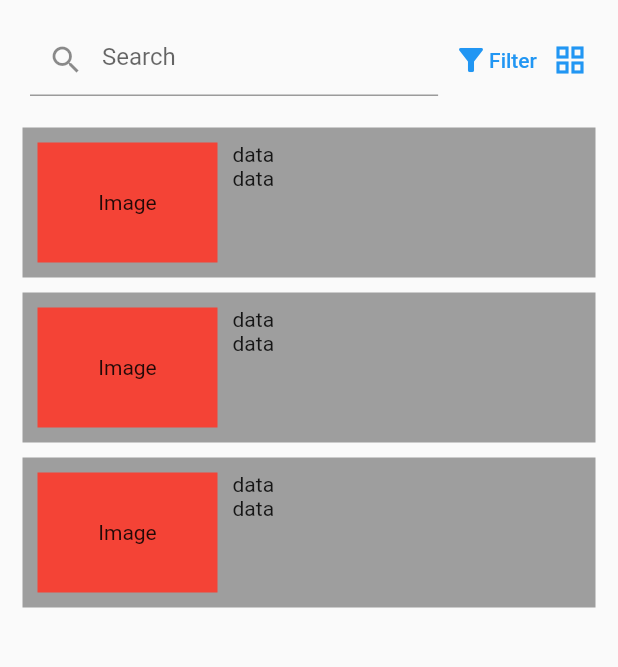
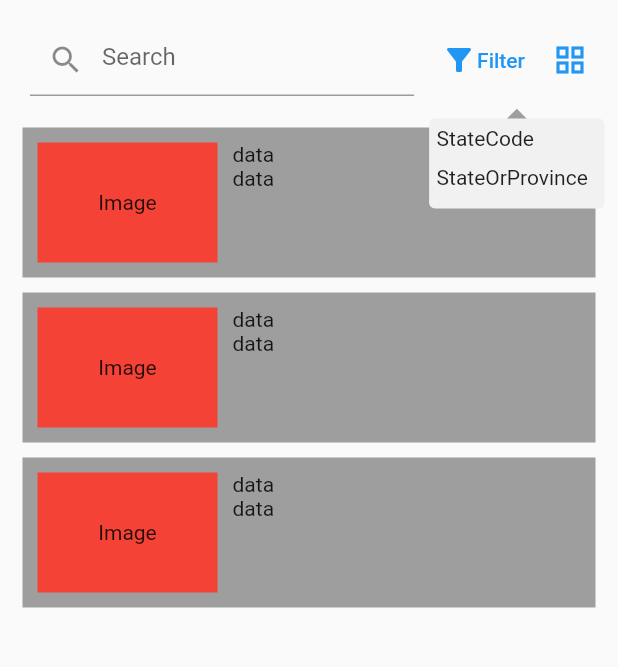
Before and after one commit to jabransiddiqui/RentReady-Flutter, a Flutter app: the screen it shows after launch, after a tap on "Filter", on a phone screen of 412 x 824 dp, the part 84-751 px from its top. Run offline on Flutter 3.47's test engine with Material 2 defaults, Android fonts, the phone set to English and light mode, and no system bars.

Commit message:
custom dropdown

```diff
--- a/lib/presentation/app/pages/home/views/home.screen.dart
+++ b/lib/presentation/app/pages/home/views/home.screen.dart
@@ -1,5 +1,6 @@
 import 'package:flutter/material.dart';
 import 'package:taskapp/presentation/presentation.dart';
+import 'package:taskapp/presentation/widgets/dropdown/dropwndown.widget.dart';
 
 class HomeScreen extends StatefulWidget {
   const HomeScreen({super.key, required this.title});
@@ -37,17 +38,11 @@ class _HomeScreenState extends State<HomeScreen> {
                   const SizedBox(
                     width: 10,
                   ),
-                  TextButton(
-                    style: TextButton.styleFrom(
-                      minimumSize: Size.zero,
-                      padding: EdgeInsets.zero,
-                      tapTargetSize: MaterialTapTargetSize.shrinkWrap,
-                    ),
-                    child: Row(children: const [
-                      Icon(Icons.filter_alt),
-                      Text("Filter")
-                    ]),
-                    onPressed: () {},
+                  DropdownWidget(
+                    itemList: const ["StateCode", "StateOrProvince"],
+                    onChange: (index) {
+                      print(index);
+                    },
                   ),
                   const SizedBox(
                     width: 10,
--- /dev/null
+++ b/lib/presentation/widgets/dropdown/dropwndown.widget.dart
@@ -0,0 +1,138 @@
+import 'package:flutter/material.dart';
+import 'package:taskapp/utils/utils.dart';
+
+class DropdownWidget extends StatefulWidget {
+  final List<String> itemList;
+  final BorderRadius? borderRadius;
+  final Color backgroundColor;
+  final Color iconColor;
+  final ValueChanged<int> onChange;
+
+  const DropdownWidget(
+      {Key? key,
+      required this.itemList,
+      this.borderRadius,
+      required this.onChange,
+      this.backgroundColor = Colors.white,
+      this.iconColor = Colors.black})
+      : super(key: key);
+  @override
+  State<DropdownWidget> createState() => _DropdownWidgetState();
+}
+
+class _DropdownWidgetState extends State<DropdownWidget> {
+  late GlobalKey _key;
+  bool isMenuOpen = false;
+  late Offset buttonPosition;
+  late Size buttonSize;
+  late OverlayEntry _overlayEntry;
+  late BorderRadius _borderRadius;
+
+  @override
+  void initState() {
+    _borderRadius = widget.borderRadius ?? BorderRadius.circular(4);
+    _key = LabeledGlobalKey("button_icon");
+    super.initState();
+  }
+
+  @override
+  void dispose() {
+    super.dispose();
+  }
+
+  findButton() {
+    RenderBox renderBox = _key.currentContext!.findRenderObject()! as RenderBox;
+    buttonSize = renderBox.size;
+    buttonPosition = renderBox.localToGlobal(Offset.zero);
+  }
+
+  void closeMenu() {
+    _overlayEntry.remove();
+    isMenuOpen = !isMenuOpen;
+  }
+
+  void openMenu() {
+    findButton();
+    _overlayEntry = _overlayEntryBuilder();
+    Overlay.of(context)!.insert(_overlayEntry);
+    isMenuOpen = !isMenuOpen;
+  }
+
+  @override
+  Widget build(BuildContext context) {
+    return Container(
+      key: _key,
+      child: TextButton(
+        child: Row(children: const [
+          Icon(Icons.filter_alt),
+          Text("Filter"),
+        ]),
+        onPressed: () {
+          if (isMenuOpen) {
+            closeMenu();
+          } else {
+            openMenu();
+          }
+        },
+      ),
+    );
+  }
+
+  OverlayEntry _overlayEntryBuilder() {
+    return OverlayEntry(
+      builder: (context) {
+        return Positioned(
+          top: buttonPosition.dy + buttonSize.height,
+          left: buttonPosition.dx,
+          width: buttonSize.width + 45,
+          child: Material(
+            color: Colors.transparent,
+            child: Stack(
+              children: <Widget>[
+                Align(
+                  alignment: Alignment.topCenter,
+                  child: ClipPath(
+                    clipper: ArrowClipperWidget(),
+                    child: Container(
+                      width: 17,
+                      height: 17,
+                      color: Colors.grey,
+                    ),
+                  ),
+                ),
+                Padding(
+                  padding: const EdgeInsets.only(top: 15.0),
+                  child: Container(
+                    height: widget.itemList.length * 30,
+                    decoration: BoxDecoration(
+                      color: const Color.fromARGB(255, 242, 241, 241),
+                      borderRadius: _borderRadius,
+                    ),
+                    child: Column(
+                      mainAxisSize: MainAxisSize.min,
+                      children: List.generate(widget.itemList.length, (index) {
+                        return GestureDetector(
+                          onTap: () {
+                            widget.onChange(index);
+                            closeMenu();
+                          },
+                          child: Row(
+                            children: [
+                              Container(
+                                  margin: const EdgeInsets.all(5),
+                                  child: Text(widget.itemList[index])),
+                            ],
+                          ),
+                        );
+                      }),
+                    ),
+                  ),
+                ),
+              ],
+            ),
+          ),
+        );
+      },
+    );
+  }
+}
--- /dev/null
+++ b/lib/utils/cliper_arrow/arrow_clipper.widget.dart
@@ -0,0 +1,17 @@
+import 'package:flutter/material.dart';
+
+class ArrowClipperWidget extends CustomClipper<Path> {
+  @override
+  Path getClip(Size size) {
+    Path path = Path();
+    path.moveTo(0, size.height);
+    path.lineTo(size.width / 2, size.height / 2);
+    path.lineTo(size.width, size.height);
+    return path;
+  }
+
+  @override
+  bool shouldReclip(CustomClipper<Path> oldClipper) {
+    return true;
+  }
+}
--- a/lib/utils/utils.dart
+++ b/lib/utils/utils.dart
@@ -0,0 +1 @@
+export 'cliper_arrow/arrow_clipper.widget.dart';
```
